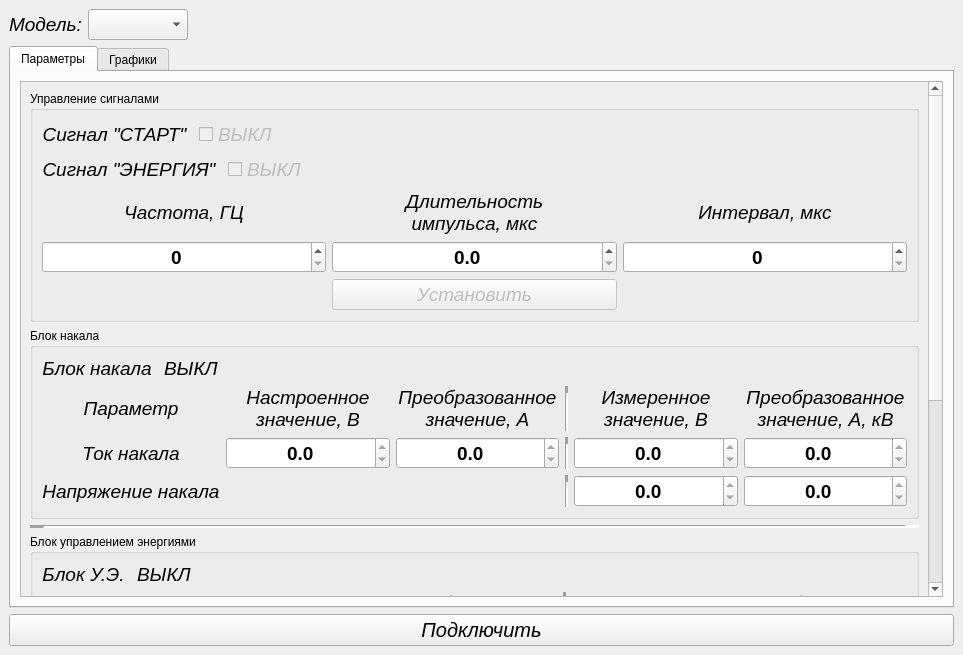
Sergey-pixel-dev/controller_qt, file mainwindow.ui: the form before one commit.
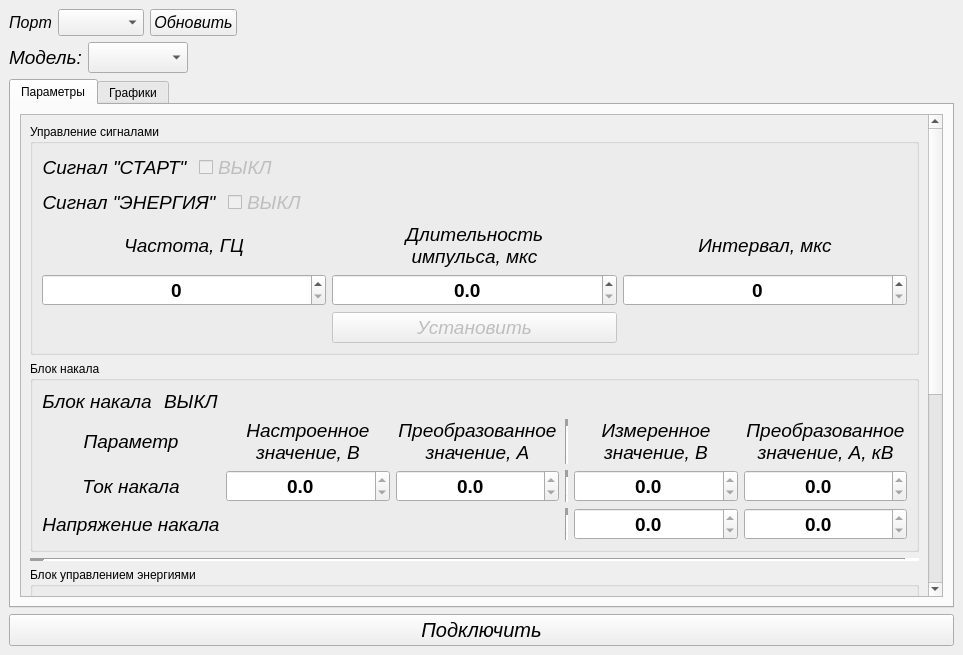
The form after the commit. Custom widgets are drawn as their Qt base class.

The edit to the form file:
```diff
--- a/mainwindow.ui
+++ b/mainwindow.ui
@@ -15,6 +15,80 @@
   </property>
   <widget class="QWidget" name="centralwidget">
    <layout class="QVBoxLayout" name="verticalLayout_2">
+    <item>
+     <layout class="QHBoxLayout" name="horizontalLayout_3">
+      <item>
+       <widget class="QLabel" name="label_45">
+        <property name="font">
+         <font>
+          <pointsize>12</pointsize>
+          <italic>true</italic>
+         </font>
+        </property>
+        <property name="text">
+         <string>Порт</string>
+        </property>
+        <property name="alignment">
+         <set>Qt::AlignmentFlag::AlignCenter</set>
+        </property>
+       </widget>
+      </item>
+      <item>
+       <widget class="QComboBox" name="comboBox_3">
+        <property name="font">
+         <font>
+          <pointsize>12</pointsize>
+          <italic>true</italic>
+         </font>
+        </property>
+        <property name="currentText">
+         <string/>
+        </property>
+        <property name="currentIndex">
+         <number>-1</number>
+        </property>
+        <property name="maxVisibleItems">
+         <number>4</number>
+        </property>
+        <property name="iconSize">
+         <size>
+          <width>25</width>
+          <height>25</height>
+         </size>
+        </property>
+       </widget>
+      </item>
+      <item>
+       <widget class="QPushButton" name="pushButton_3">
+        <property name="font">
+         <font>
+          <pointsize>12</pointsize>
+          <italic>true</italic>
+         </font>
+        </property>
+        <property name="text">
+         <string>Обновить</string>
+        </property>
+       </widget>
+      </item>
+      <item>
+       <spacer name="horizontalSpacer_8">
+        <property name="orientation">
+         <enum>Qt::Orientation::Horizontal</enum>
+        </property>
+        <property name="sizeType">
+         <enum>QSizePolicy::Policy::Expanding</enum>
+        </property>
+        <property name="sizeHint" stdset="0">
+         <size>
+          <width>40</width>
+          <height>20</height>
+         </size>
+        </property>
+       </spacer>
+      </item>
+     </layout>
+    </item>
     <item>
      <layout class="QHBoxLayout" name="horizontalLayout">
       <item>
```
